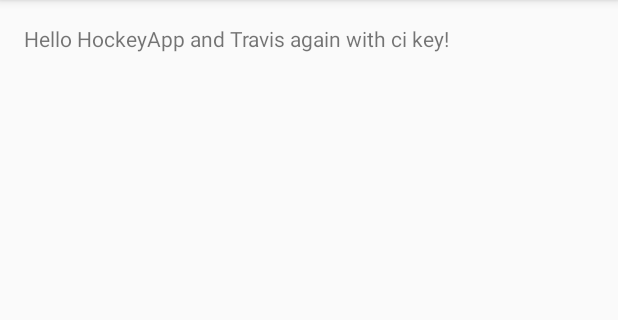
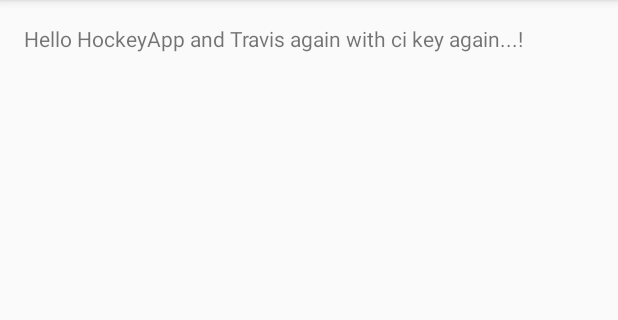
Before and after one commit to newfivefour/TravisCITest, an Android app: the screen it shows after launch (MainActivity), on a phone screen of 412 x 824 dp, the part 84-404 px from its top. Run offline under Robolectric (Android 15) with nearby library versions, the phone set to English and light mode, and no system bars; libraries missing offline, so code that uses them is left out: net.hockeyapp.android; 2 statements that could not run were skipped.

Commit message:
A new update for HockeyApp

```diff
--- a/app/build.gradle
+++ b/app/build.gradle
@@ -36,7 +36,7 @@ android {
         applicationId "com.newfivefour.traviscitest"
         minSdkVersion 15
         targetSdkVersion 24
-        versionCode 3
+        versionCode 4
         versionName "1.0"
     }
 
--- a/app/src/main/res/layout/activity_main.xml
+++ b/app/src/main/res/layout/activity_main.xml
@@ -14,6 +14,6 @@
   <TextView
       android:layout_width="wrap_content"
       android:layout_height="wrap_content"
-      android:text="Hello HockeyApp and Travis again with ci key!"
+      android:text="Hello HockeyApp and Travis again with ci key again...!"
       />
 </RelativeLayout>
```
